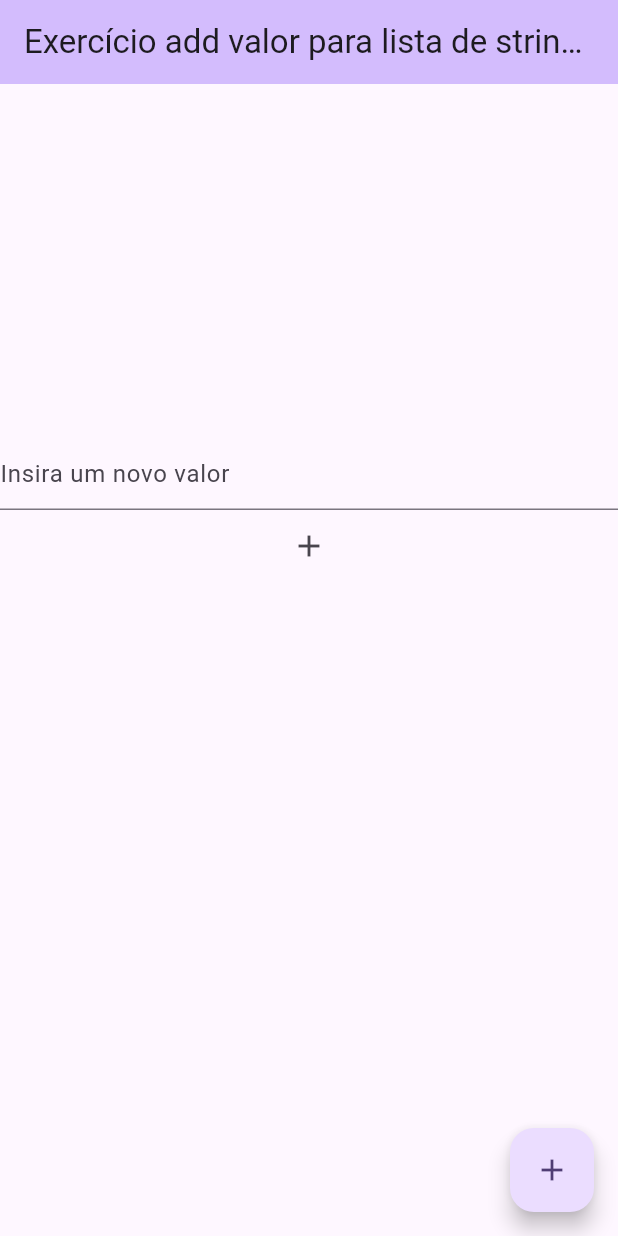
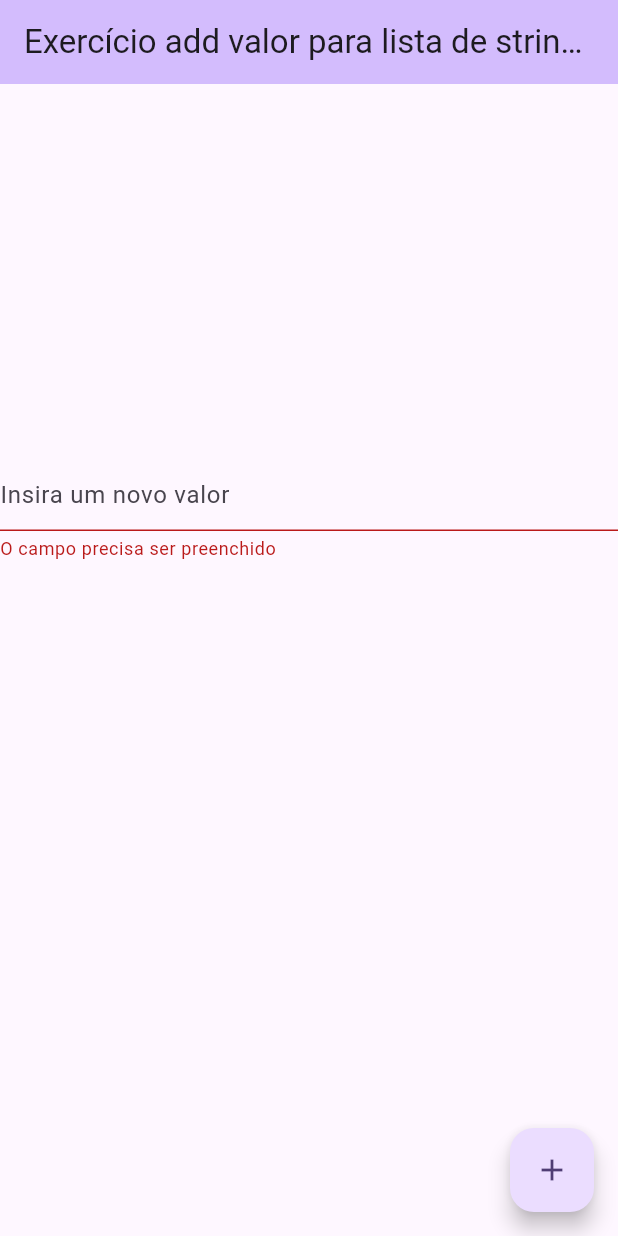
Before and after one commit to MatheusMury/os3mosqueteiros, a Flutter app: the screen it shows after launch, after a tap on the "add" icon, on a phone screen of 412 x 824 dp. Run offline on Flutter 3.47's test engine with Material 3 defaults, Android fonts, the phone set to English and light mode, and no system bars.

Commit message:
Second Commit

```diff
--- a/lib/main.dart
+++ b/lib/main.dart
@@ -33,7 +33,7 @@ class MyHomePage extends StatefulWidget {
 
 class _MyHomePageState extends State<MyHomePage> {
   var listInput = <String>[];
-  final TextEditingController inputController = TextEditingController();
+  final inputController = TextEditingController();
   final formKey = GlobalKey<FormState>();
 
   String? inputIsNull(String? inputText) {
@@ -43,16 +43,20 @@ class _MyHomePageState extends State<MyHomePage> {
     return null;
   }
 
-  String? isEmptyValidate(String value) {
-    return value.isEmpty ? "O campo precisa ser preenchido" : null;
+  String? validateText(String? text) {
+    return text!.isEmpty ? "O campo precisa ser preenchido" : null;
   }
 
-  void addInputList() {
+  void validateAndSave() {
     if (formKey.currentState!.validate()) {
-      setState(() {
-        listInput.add(inputController.text);
-      });
+      formKey.currentState!.save();
     }
+  }
+
+  void addInputList(String? input) {
+    setState(() {
+      listInput.add(inputController.text);
+    });
   }
 
   @override
@@ -68,23 +72,14 @@ class _MyHomePageState extends State<MyHomePage> {
           mainAxisAlignment: MainAxisAlignment.center,
           children: [
             TextFormField(
-              validator: (value) {
-                if (value != null) {
-                  isEmptyValidate(value);
-                }
-              },
+              onSaved: addInputList,
+              validator: validateText,
               controller: inputController,
               decoration: const InputDecoration(
                 hintText: 'Insira um novo valor',
               ),
             ),
-            IconButton(
-              onPressed: addInputList,
-              icon: const Icon(
-                Icons.add,
-              ),
-            ),
-            Container(
+            SizedBox(
               height: 200,
               child: ListView.builder(
                 itemCount: listInput.length,
@@ -99,7 +94,7 @@ class _MyHomePageState extends State<MyHomePage> {
         ),
       ),
       floatingActionButton: FloatingActionButton(
-        onPressed: () {},
+        onPressed: validateAndSave,
         tooltip: 'Increment',
         child: const Icon(Icons.add),
       ),
```
